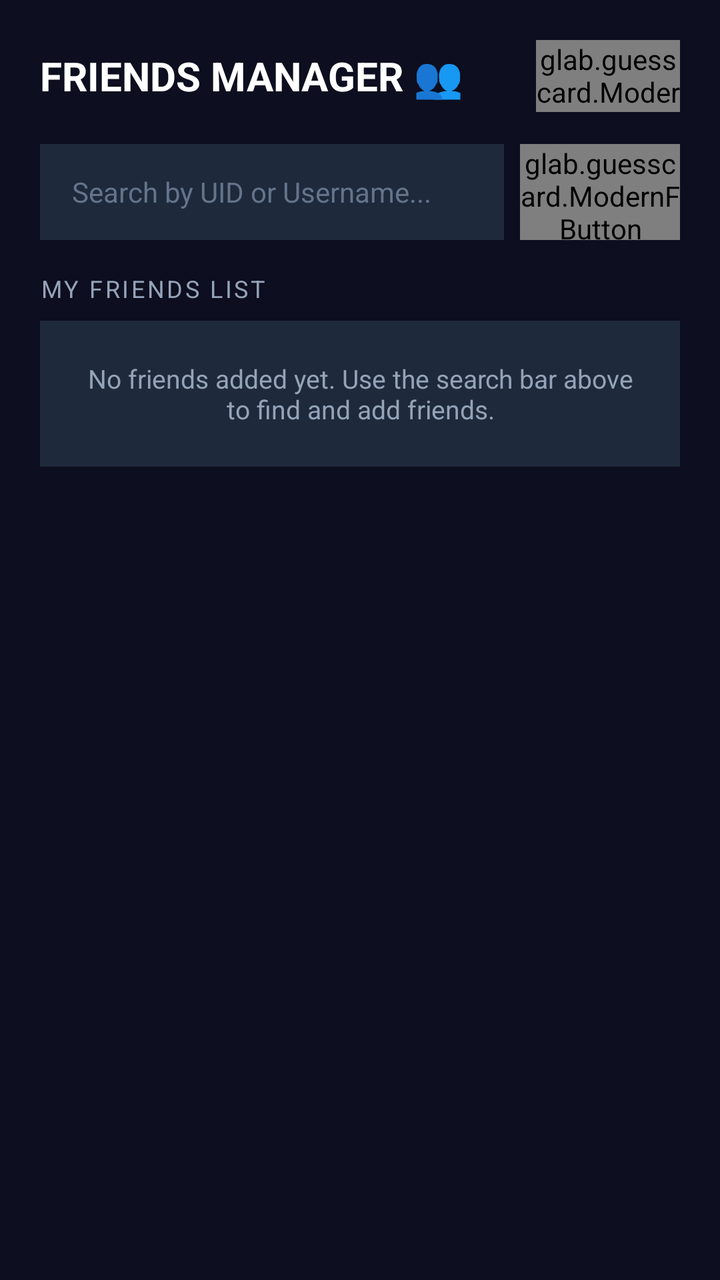
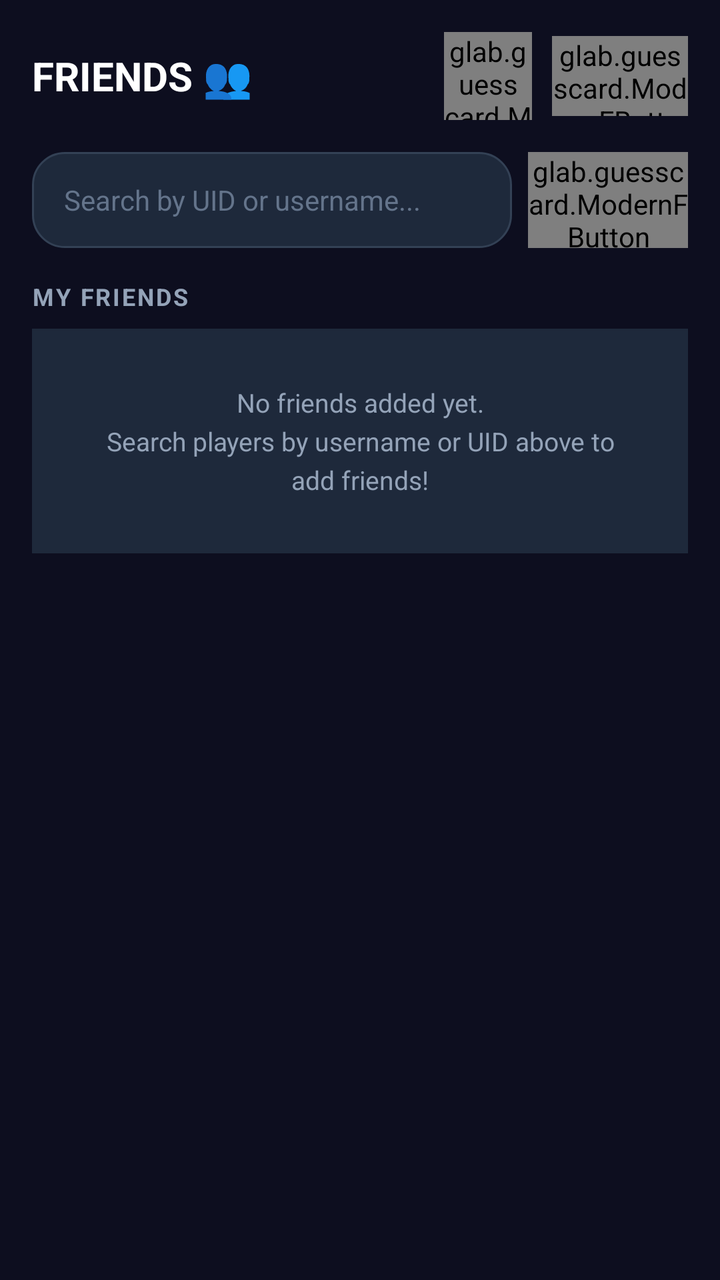

Two renders of the same Android screen: before a commit and after it. Below are the layout's source before the change and the commit's diff.
<!-- AndroidManifest.xml: application theme Theme.TerritoryWars -->
<!-- res/layout/activity_friends.xml -->
<?xml version="1.0" encoding="utf-8"?>
<LinearLayout xmlns:android="http://schemas.android.com/apk/res/android"
    xmlns:app="http://schemas.android.com/apk/res-auto"
    android:layout_width="match_parent"
    android:layout_height="match_parent"
    android:background="@color/bg_dark"
    android:fitsSystemWindows="true"
    android:orientation="vertical"
    android:padding="20dp">

    
    <LinearLayout
        android:layout_width="match_parent"
        android:layout_height="wrap_content"
        android:orientation="horizontal"
        android:gravity="center_vertical"
        android:layout_marginBottom="16dp">

        <TextView
            android:layout_width="0dp"
            android:layout_height="wrap_content"
            android:layout_weight="1"
            android:text="FRIENDS MANAGER 👥"
            android:textColor="#FFFFFF"
            android:textSize="20sp"
            android:textStyle="bold" />

        <glab.guesscard.ModernFButton
            android:id="@+id/btnCloseFriends"
            android:layout_width="72dp"
            android:layout_height="36dp"
            android:text="Close"
            android:textSize="11sp" />
    </LinearLayout>

    
    <LinearLayout
        android:layout_width="match_parent"
        android:layout_height="wrap_content"
        android:orientation="horizontal"
        android:layout_marginBottom="16dp">

        <EditText
            android:id="@+id/etSearchFriends"
            android:layout_width="0dp"
            android:layout_height="48dp"
            android:layout_weight="1"
            android:background="#1E293B"
            android:hint="Search by UID or Username..."
            android:textColorHint="#64748B"
            android:paddingStart="16dp"
            android:paddingEnd="16dp"
            android:textColor="#FFFFFF"
            android:textSize="14sp" />

        <glab.guesscard.ModernFButton
            android:id="@+id/btnSearch"
            android:layout_width="80dp"
            android:layout_height="48dp"
            android:layout_marginStart="8dp"
            android:text="Search" />
    </LinearLayout>

    
    <TextView
        android:id="@+id/tvSearchResultsHeader"
        android:layout_width="match_parent"
        android:layout_height="wrap_content"
        android:text="Search Results"
        android:textColor="#38BDF8"
        android:textSize="12sp"
        android:textStyle="bold"
        android:visibility="gone"
        android:layout_marginBottom="6dp" />

    <androidx.recyclerview.widget.RecyclerView
        android:id="@+id/rvSearchResults"
        android:layout_width="match_parent"
        android:layout_height="0dp"
        android:layout_weight="1"
        android:visibility="gone"
        android:layout_marginBottom="16dp" />

    
    <androidx.core.widget.NestedScrollView
        android:id="@+id/scrollFriendsContent"
        android:layout_width="match_parent"
        android:layout_height="0dp"
        android:layout_weight="1">

        <LinearLayout
            android:layout_width="match_parent"
            android:layout_height="wrap_content"
            android:orientation="vertical">

            
            <TextView
                android:id="@+id/tvIncomingRequestsHeader"
                android:layout_width="match_parent"
                android:layout_height="wrap_content"
                android:text="PENDING FRIEND REQUESTS"
                android:textColor="#10B981"
                android:textSize="12sp"
                android:textStyle="bold"
                android:textAllCaps="true"
                android:letterSpacing="0.1"
                android:visibility="gone"
                android:layout_marginBottom="6dp" />

            <androidx.recyclerview.widget.RecyclerView
                android:id="@+id/rvIncomingRequests"
                android:layout_width="match_parent"
                android:layout_height="wrap_content"
                android:nestedScrollingEnabled="false"
                android:visibility="gone"
                android:layout_marginBottom="16dp" />

            
            <TextView
                android:id="@+id/tvMyFriendsHeader"
                android:layout_width="match_parent"
                android:layout_height="wrap_content"
                android:text="MY FRIENDS LIST"
                android:textColor="#94A3B8"
                android:textSize="12sp"
                android:textAllCaps="true"
                android:letterSpacing="0.1"
                android:layout_marginBottom="8dp" />

            <TextView
                android:id="@+id/tvNoFriends"
                android:layout_width="match_parent"
                android:layout_height="wrap_content"
                android:background="#1E293B"
                android:padding="20dp"
                android:text="No friends added yet. Use the search bar above to find and add friends."
                android:textColor="#94A3B8"
                android:textSize="13sp"
                android:gravity="center" />

            <androidx.recyclerview.widget.RecyclerView
                android:id="@+id/rvFriendsList"
                android:layout_width="match_parent"
                android:layout_height="wrap_content"
                android:nestedScrollingEnabled="false"
                android:visibility="gone" />

        </LinearLayout>
    </androidx.core.widget.NestedScrollView>

</LinearLayout>
<!-- resources referenced by this layout -->
<resources>
  <color name="bg_dark">#0D0E1F</color>
  <style name="Theme.TerritoryWars" parent="Theme.Material3.DayNight.NoActionBar">
          
          <item name="colorPrimary">@color/purple_500</item>
          <item name="colorPrimaryVariant">@color/purple_700</item>
          <item name="colorOnPrimary">@color/white</item>
          
          <item name="colorSecondary">@color/teal_200</item>
          <item name="colorSecondaryVariant">@color/teal_700</item>
          <item name="colorOnSecondary">@color/black</item>
          
          <item name="android:statusBarColor">@android:color/transparent</item>
          <item name="android:navigationBarColor">@android:color/transparent</item>
          <item name="android:windowDrawsSystemBarBackgrounds">true</item>
      </style>
  <color name="purple_500">#FF6200EE</color>
  <color name="purple_700">#FF3700B3</color>
  <color name="white">#FFFFFFFF</color>
  <color name="teal_200">#FF03DAC5</color>
  <color name="teal_700">#FF018786</color>
  <color name="black">#FF000000</color>
</resources>

<!-- the commit's change to res/layout/activity_friends.xml (unified diff, before → after) -->
@@ -6,7 +6,7 @@
     android:background="@color/bg_dark"
     android:fitsSystemWindows="true"
     android:orientation="vertical"
-    android:padding="20dp">
+    android:padding="16dp">
 
     
     <LinearLayout
@@ -17,20 +17,63 @@
         android:layout_marginBottom="16dp">
 
         <TextView
+            android:id="@+id/tvFriendsTitle"
             android:layout_width="0dp"
             android:layout_height="wrap_content"
             android:layout_weight="1"
-            android:text="FRIENDS MANAGER 👥"
+            android:text="FRIENDS 👥"
             android:textColor="#FFFFFF"
             android:textSize="20sp"
             android:textStyle="bold" />
 
+        
+        <FrameLayout
+            android:id="@+id/flNotificationContainer"
+            android:layout_width="wrap_content"
+            android:layout_height="wrap_content"
+            android:layout_marginEnd="10dp"
+            android:clickable="true"
+            android:focusable="true">
+
+            <glab.guesscard.ModernFButton
+                android:id="@+id/btnFriendRequestsNotification"
+                android:layout_width="44dp"
+                android:layout_height="44dp"
+                android:minWidth="0dp"
+                android:padding="0dp"
+                android:insetTop="0dp"
+                android:insetBottom="0dp"
+                app:mfb_iconSrc="@drawable/users_plus"
+                app:mfb_iconGravity="textStart"
+                app:mfb_iconPadding="0dp"
+                app:mfb_iconTint="#F59E0B"
+                app:mfb_buttonColor="#1E293B"
+                app:mfb_cornerRadius="12dp" />
+
+            <TextView
+                android:id="@+id/tvNotificationBadge"
+                android:layout_width="wrap_content"
+                android:layout_height="wrap_content"
+                android:minWidth="18dp"
+                android:minHeight="18dp"
+                android:layout_gravity="top|end"
+                android:background="@drawable/bg_notification_dot"
+                android:backgroundTint="#EF4444"
+                android:gravity="center"
+                android:paddingHorizontal="4dp"
+                android:text="0"
+                android:textColor="#FFFFFF"
+                android:textSize="10sp"
+                android:textStyle="bold"
+                android:visibility="gone" />
+        </FrameLayout>
+
         <glab.guesscard.ModernFButton
             android:id="@+id/btnCloseFriends"
-            android:layout_width="72dp"
-            android:layout_height="36dp"
+            android:layout_width="68dp"
+            android:layout_height="40dp"
             android:text="Close"
-            android:textSize="11sp" />
+            android:textSize="12sp" />
     </LinearLayout>
 
     
@@ -38,6 +81,7 @@
         android:layout_width="match_parent"
         android:layout_height="wrap_content"
         android:orientation="horizontal"
+        android:gravity="center_vertical"
         android:layout_marginBottom="16dp">
 
         <EditText
@@ -45,13 +89,16 @@
             android:layout_width="0dp"
             android:layout_height="48dp"
             android:layout_weight="1"
-            android:background="#1E293B"
-            android:hint="Search by UID or Username..."
+            android:background="@drawable/shape_glass_card"
+            android:hint="Search by UID or username..."
             android:textColorHint="#64748B"
             android:paddingStart="16dp"
             android:paddingEnd="16dp"
             android:textColor="#FFFFFF"
-            android:textSize="14sp" />
+            android:textSize="14sp"
+            android:maxLines="1"
+            android:inputType="text"
+            android:imeOptions="actionSearch" />
 
         <glab.guesscard.ModernFButton
             android:id="@+id/btnSearch"
@@ -66,12 +113,13 @@
         android:id="@+id/tvSearchResultsHeader"
         android:layout_width="match_parent"
         android:layout_height="wrap_content"
-        android:text="Search Results"
+        android:text="SEARCH RESULTS"
         android:textColor="#38BDF8"
         android:textSize="12sp"
         android:textStyle="bold"
+        android:letterSpacing="0.08"
         android:visibility="gone"
-        android:layout_marginBottom="6dp" />
+        android:layout_marginBottom="8dp" />
 
     <androidx.recyclerview.widget.RecyclerView
         android:id="@+id/rvSearchResults"
@@ -86,7 +134,8 @@
         android:id="@+id/scrollFriendsContent"
         android:layout_width="match_parent"
         android:layout_height="0dp"
-        android:layout_weight="1">
+        android:layout_weight="1"
+        android:fillViewport="true">
 
         <LinearLayout
             android:layout_width="match_parent"
@@ -95,36 +144,15 @@
 
             
             <TextView
-                android:id="@+id/tvIncomingRequestsHeader"
+                android:id="@+id/tvMyFriendsHeader"
                 android:layout_width="match_parent"
                 android:layout_height="wrap_content"
-                android:text="PENDING FRIEND REQUESTS"
-                android:textColor="#10B981"
+                android:text="MY FRIENDS"
+                android:textColor="#94A3B8"
                 android:textSize="12sp"
                 android:textStyle="bold"
                 android:textAllCaps="true"
-                android:letterSpacing="0.1"
-                android:visibility="gone"
-                android:layout_marginBottom="6dp" />
-
-            <androidx.recyclerview.widget.RecyclerView
-                android:id="@+id/rvIncomingRequests"
-                android:layout_width="match_parent"
-                android:layout_height="wrap_content"
-                android:nestedScrollingEnabled="false"
-                android:visibility="gone"
-                android:layout_marginBottom="16dp" />
-
-            
-            <TextView
-                android:id="@+id/tvMyFriendsHeader"
-                android:layout_width="match_parent"
-                android:layout_height="wrap_content"
-                android:text="MY FRIENDS LIST"
-                android:textColor="#94A3B8"
-                android:textSize="12sp"
-                android:textAllCaps="true"
-                android:letterSpacing="0.1"
+                android:letterSpacing="0.08"
                 android:layout_marginBottom="8dp" />
 
             <TextView
@@ -132,11 +160,12 @@
                 android:layout_width="match_parent"
                 android:layout_height="wrap_content"
                 android:background="#1E293B"
-                android:padding="20dp"
-                android:text="No friends added yet. Use the search bar above to find and add friends."
+                android:padding="28dp"
+                android:text="No friends added yet.\nSearch players by username or UID above to add friends!"
                 android:textColor="#94A3B8"
                 android:textSize="13sp"
-                android:gravity="center" />
+                android:gravity="center"
+                android:lineSpacingExtra="4dp" />
 
             <androidx.recyclerview.widget.RecyclerView
                 android:id="@+id/rvFriendsList"
<!-- resource entries referenced after the edit -->
@@ -1,6 +1,30 @@
 <!-- resources referenced by this layout -->
 <resources>
   <color name="bg_dark">#0D0E1F</color>
+  <!-- drawable bg_notification_dot (drawable) -->
+  <?xml version="1.0" encoding="utf-8"?>
+  <shape xmlns:android="http://schemas.android.com/apk/res/android"
+      android:shape="oval">
+      <solid android:color="#EF4444" />
+  </shape>
+  <!-- drawable shape_glass_card (drawable) -->
+  <?xml version="1.0" encoding="utf-8"?>
+  <shape xmlns:android="http://schemas.android.com/apk/res/android"
+      android:shape="rectangle">
+      <solid android:color="#1E293B" />
+      <corners android:radius="16dp" />
+      <stroke
+          android:width="1dp"
+          android:color="#334155" />
+  </shape>
+  <!-- drawable users_plus (drawable) -->
+  <vector xmlns:android="http://schemas.android.com/apk/res/android" android:width="24dp" android:height="24dp" android:viewportWidth="24" android:viewportHeight="24">
+      <path android:fillColor="#00000000" android:pathData="M5 7a4 4 0 1 0 8 0a4 4 0 0 0 -8 0" android:strokeColor="#FF000000" android:strokeWidth="2.0" android:strokeLineCap="round" android:strokeLineJoin="round"/>
+      <path android:fillColor="#00000000" android:pathData="M3 21v-2a4 4 0 0 1 4 -4h4c.96 0 1.84 .338 2.53 .901" android:strokeColor="#FF000000" android:strokeWidth="2.0" android:strokeLineCap="round" android:strokeLineJoin="round"/>
+      <path android:fillColor="#00000000" android:pathData="M16 3.13a4 4 0 0 1 0 7.75" android:strokeColor="#FF000000" android:strokeWidth="2.0" android:strokeLineCap="round" android:strokeLineJoin="round"/>
+      <path android:fillColor="#00000000" android:pathData="M16 19h6" android:strokeColor="#FF000000" android:strokeWidth="2.0" android:strokeLineCap="round" android:strokeLineJoin="round"/>
+      <path android:fillColor="#00000000" android:pathData="M19 16v6" android:strokeColor="#FF000000" android:strokeWidth="2.0" android:strokeLineCap="round" android:strokeLineJoin="round"/>
+  </vector>
   <style name="Theme.TerritoryWars" parent="Theme.Material3.DayNight.NoActionBar">
           
           <item name="colorPrimary">@color/purple_500</item>
